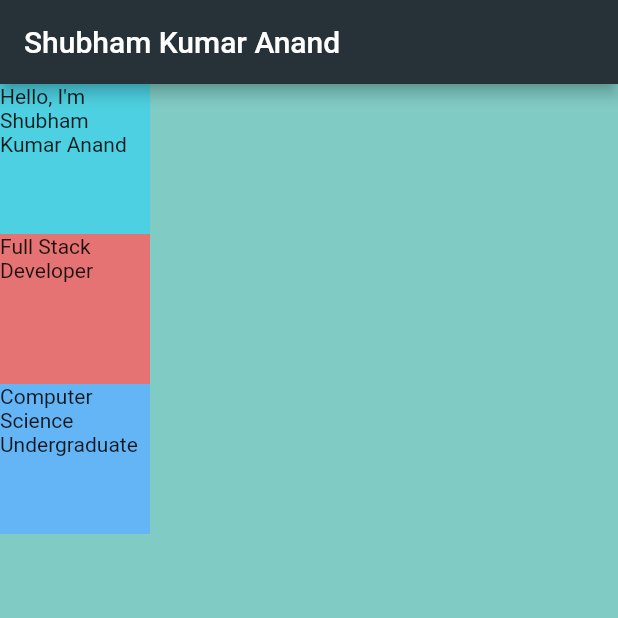
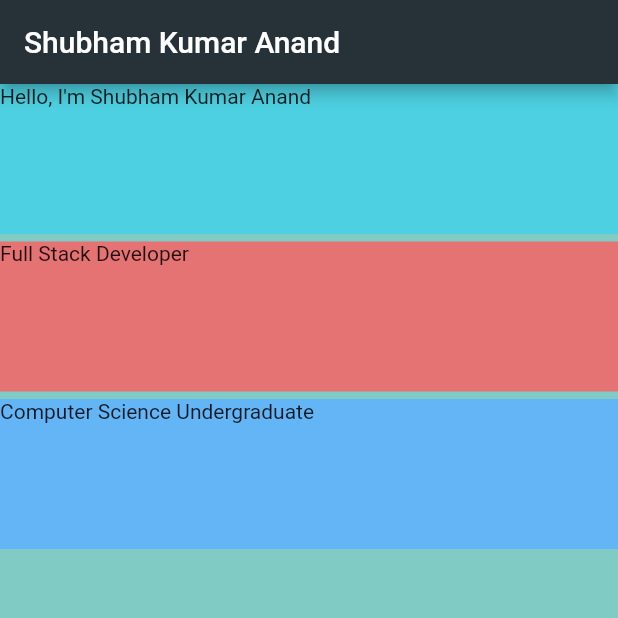
Before and after one commit to ShubhamkumarAnand/Imskanand-Card, a Flutter app: the screen it shows after launch, on a phone screen of 412 x 824 dp, the top half of it. Run offline on Flutter 3.47's test engine with Material 2 defaults, Android fonts, the phone set to English and light mode, and no system bars.

Commit message:
Column Layout in flutter

```diff
--- a/lib/main.dart
+++ b/lib/main.dart
@@ -17,6 +17,7 @@ class MyApp extends StatelessWidget {
         ),
         body: SafeArea(
           child: Column(
+            crossAxisAlignment: CrossAxisAlignment.stretch,
             children: [
               Container(
                 width: 100.0,
@@ -24,18 +25,28 @@ class MyApp extends StatelessWidget {
                 color: Colors.cyan[300],
                 child: const Text('Hello, I\'m Shubham Kumar Anand'),
               ),
+              const SizedBox(
+                height: 5.0,
+              ),
               Container(
                 width: 100.0,
                 height: 100.0,
                 color: Colors.red[300],
                 child: const Text('Full Stack Developer'),
               ),
+              const SizedBox(
+                height: 5.0,
+              ),
               Container(
                 width: 100.0,
                 height: 100.0,
                 color: Colors.blue[300],
                 child: const Text('Computer Science Undergraduate'),
-              )
+              ),
+              Container(
+                width: double.infinity,
+                height: 5,
+              ),
             ],
           ),
         ),
```
